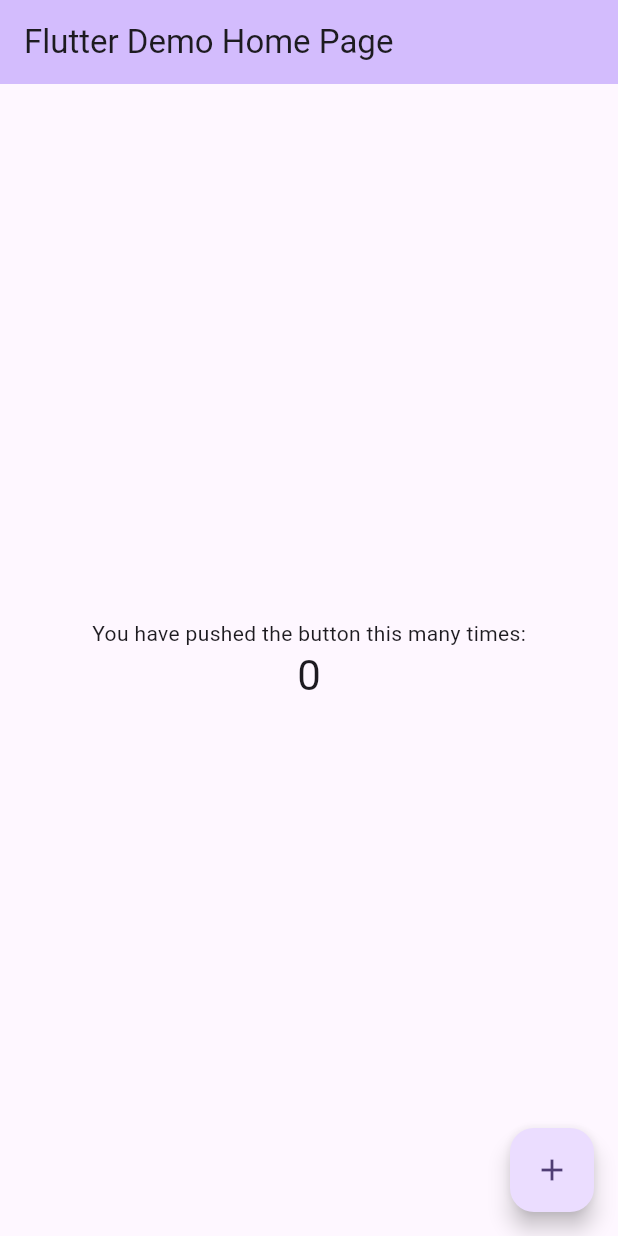
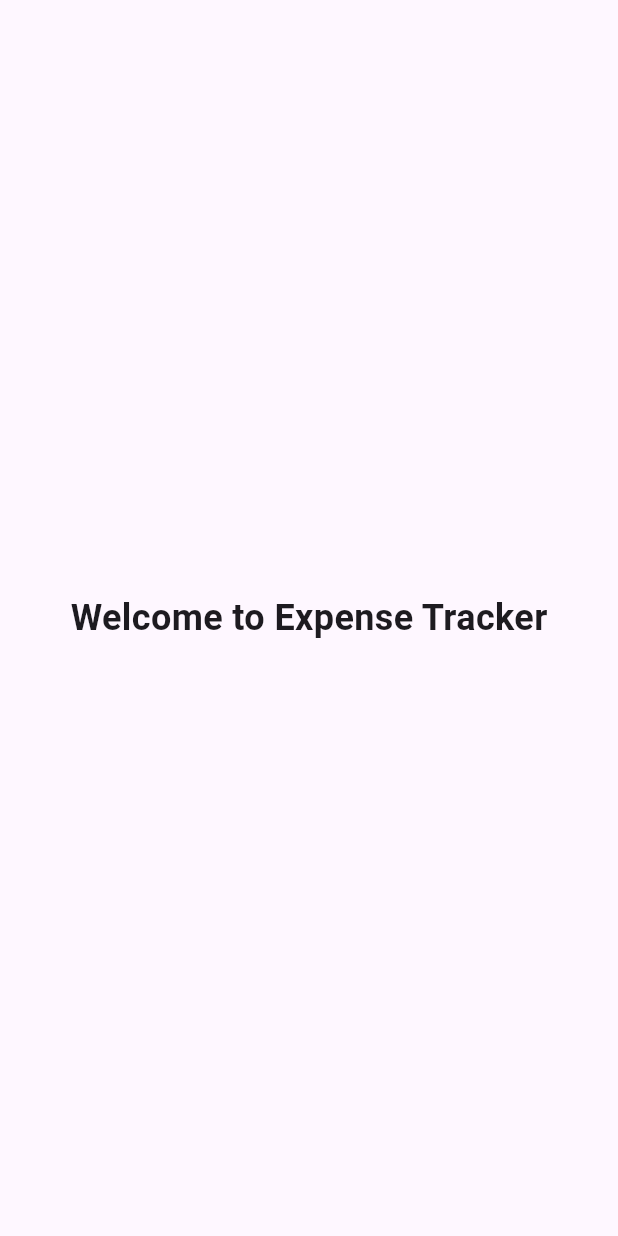
Before and after one commit to NikhilD1998/expense-tracker-assignment, a Flutter app: the screen it shows after launch, on a phone screen of 412 x 824 dp. Run offline on Flutter 3.47's test engine with Material 3 defaults, Android fonts, the phone set to English and light mode, and no system bars.

Commit message:
Update Android build configuration, add SplashScreen widget, and enhance pubspec dependencies

```diff
--- a/frontend/lib/main.dart
+++ b/frontend/lib/main.dart
@@ -1,4 +1,5 @@
 import 'package:flutter/material.dart';
+import 'package:frontend/screens/splash_screen.dart';
 
 void main() {
   runApp(const MyApp());
@@ -7,116 +8,14 @@ void main() {
 class MyApp extends StatelessWidget {
   const MyApp({super.key});
 
-  // This widget is the root of your application.
   @override
   Widget build(BuildContext context) {
     return MaterialApp(
-      title: 'Flutter Demo',
+      title: 'Expense Tracker',
       theme: ThemeData(
-        // This is the theme of your application.
-        //
-        // TRY THIS: Try running your application with "flutter run". You'll see
-        // the application has a purple toolbar. Then, without quitting the app,
-        // try changing the seedColor in the colorScheme below to Colors.green
-        // and then invoke "hot reload" (save your changes or press the "hot
-        // reload" button in a Flutter-supported IDE, or press "r" if you used
-        // the command line to start the app).
-        //
-        // Notice that the counter didn't reset back to zero; the application
-        // state is not lost during the reload. To reset the state, use hot
-        // restart instead.
-        //
-        // This works for code too, not just values: Most code changes can be
-        // tested with just a hot reload.
         colorScheme: ColorScheme.fromSeed(seedColor: Colors.deepPurple),
       ),
-      home: const MyHomePage(title: 'Flutter Demo Home Page'),
+      home: const SplashScreen(),
     );
   }
 }
-
-class MyHomePage extends StatefulWidget {
-  const MyHomePage({super.key, required this.title});
-
-  // This widget is the home page of your application. It is stateful, meaning
-  // that it has a State object (defined below) that contains fields that affect
-  // how it looks.
-
-  // This class is the configuration for the state. It holds the values (in this
-  // case the title) provided by the parent (in this case the App widget) and
-  // used by the build method of the State. Fields in a Widget subclass are
-  // always marked "final".
-
-  final String title;
-
-  @override
-  State<MyHomePage> createState() => _MyHomePageState();
-}
-
-class _MyHomePageState extends State<MyHomePage> {
-  int _counter = 0;
-
-  void _incrementCounter() {
-    setState(() {
-      // This call to setState tells the Flutter framework that something has
-      // changed in this State, which causes it to rerun the build method below
-      // so that the display can reflect the updated values. If we changed
-      // _counter without calling setState(), then the build method would not be
-      // called again, and so nothing would appear to happen.
-      _counter++;
-    });
-  }
-
-  @override
-  Widget build(BuildContext context) {
-    // This method is rerun every time setState is called, for instance as done
-    // by the _incrementCounter method above.
-    //
-    // The Flutter framework has been optimized to make rerunning build methods
-    // fast, so that you can just rebuild anything that needs updating rather
-    // than having to individually change instances of widgets.
-    return Scaffold(
-      appBar: AppBar(
-        // TRY THIS: Try changing the color here to a specific color (to
-        // Colors.amber, perhaps?) and trigger a hot reload to see the AppBar
-        // change color while the other colors stay the same.
-        backgroundColor: Theme.of(context).colorScheme.inversePrimary,
-        // Here we take the value from the MyHomePage object that was created by
-        // the App.build method, and use it to set our appbar title.
-        title: Text(widget.title),
-      ),
-      body: Center(
-        // Center is a layout widget. It takes a single child and positions it
-        // in the middle of the parent.
-        child: Column(
-          // Column is also a layout widget. It takes a list of children and
-          // arranges them vertically. By default, it sizes itself to fit its
-          // children horizontally, and tries to be as tall as its parent.
-          //
-          // Column has various properties to control how it sizes itself and
-          // how it positions its children. Here we use mainAxisAlignment to
-          // center the children vertically; the main axis here is the vertical
-          // axis because Columns are vertical (the cross axis would be
-          // horizontal).
-          //
-          // TRY THIS: Invoke "debug painting" (choose the "Toggle Debug Paint"
-          // action in the IDE, or press "p" in the console), to see the
-          // wireframe for each widget.
-          mainAxisAlignment: MainAxisAlignment.center,
-          children: <Widget>[
-            const Text('You have pushed the button this many times:'),
-            Text(
-              '$_counter',
-              style: Theme.of(context).textTheme.headlineMedium,
-            ),
-          ],
-        ),
-      ),
-      floatingActionButton: FloatingActionButton(
-        onPressed: _incrementCounter,
-        tooltip: 'Increment',
-        child: const Icon(Icons.add),
-      ), // This trailing comma makes auto-formatting nicer for build methods.
-    );
-  }
-}
--- /dev/null
+++ b/frontend/lib/screens/splash_screen.dart
@@ -0,0 +1,17 @@
+import 'package:flutter/material.dart';
+
+class SplashScreen extends StatelessWidget {
+  const SplashScreen({super.key});
+
+  @override
+  Widget build(BuildContext context) {
+    return const Scaffold(
+      body: Center(
+        child: Text(
+          'Welcome to Expense Tracker',
+          style: TextStyle(fontSize: 24, fontWeight: FontWeight.bold),
+        ),
+      ),
+    );
+  }
+}
--- a/frontend/pubspec.yaml
+++ b/frontend/pubspec.yaml
@@ -34,6 +34,8 @@ dependencies:
   # The following adds the Cupertino Icons font to your application.
   # Use with the CupertinoIcons class for iOS style icons.
   cupertino_icons: ^1.0.8
+  flutter_riverpod: ^2.6.1
+  google_fonts: ^6.2.1
 
 dev_dependencies:
   flutter_test:
```
Also changed, not shown: frontend/pubspec.lock, 2 other files.
